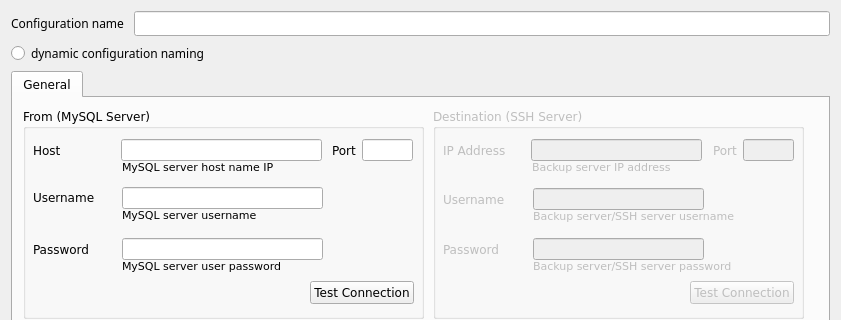
Old version of the form mysqlsettings.ui in the repository tonycool7/masters_diploma; both pictures show x 0 to 841 and y 0 to 320 of the 841 by 550 pixel window.
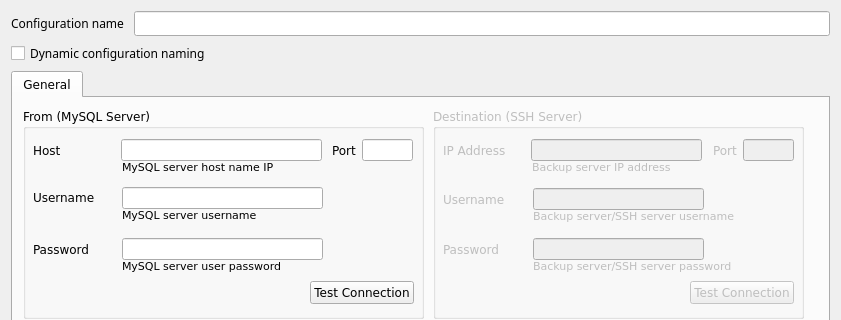
New version of the form.

Patch:
```diff
--- a/mysqlsettings.ui
+++ b/mysqlsettings.ui
@@ -40,9 +40,12 @@
     </layout>
    </item>
    <item>
-    <widget class="QRadioButton" name="radioButton">
+    <widget class="QCheckBox" name="mysql_dynamic_naming">
      <property name="text">
-      <string>dynamic configuration naming</string>
+      <string>Dynamic configuration naming</string>
+     </property>
+     <property name="checked">
+      <bool>false</bool>
      </property>
     </widget>
    </item>
```
Left out of the diff: 6 changed lines with no effect on the pictures.
